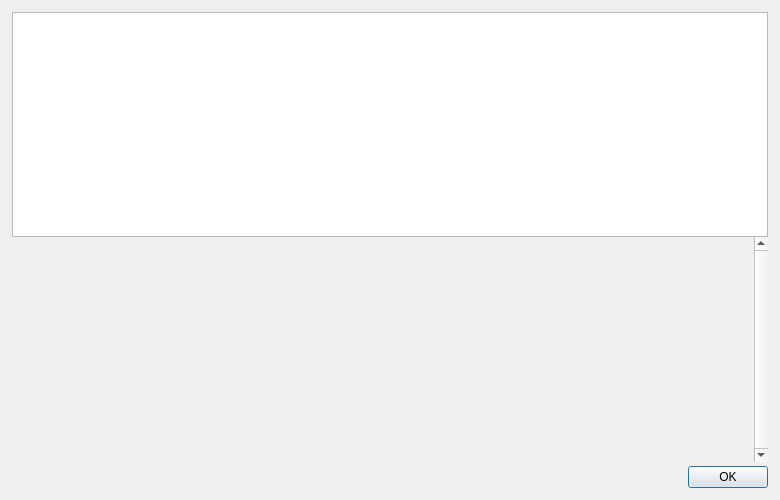
The window that src/qt/forms/helpmessagedialog.ui (ckti-gitian-ion/ion) describes before a commit, drawn with Qt 5.
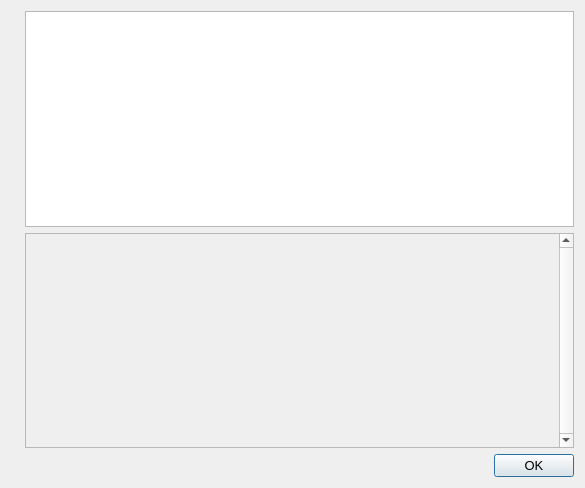
The same window after the commit. Icons and pictures are not drawn.

Diff of the .ui file:
```diff
--- a/src/qt/forms/helpmessagedialog.ui
+++ b/src/qt/forms/helpmessagedialog.ui
@@ -6,44 +6,31 @@
    <rect>
     <x>0</x>
     <y>0</y>
-    <width>780</width>
-    <height>500</height>
+    <width>585</width>
+    <height>488</height>
    </rect>
   </property>
-  <property name="maximumSize">
-   <size>
-    <width>16777215</width>
-    <height>500</height>
-   </size>
+  <property name="font">
+   <font>
+    <pointsize>10</pointsize>
+   </font>
+  </property>
+  <property name="windowTitle">
+   <string notr="true">Ion Core - Command-line options</string>
   </property>
   <layout class="QHBoxLayout" name="horizontalLayout_2">
-   <property name="spacing">
-    <number>0</number>
-   </property>
-   <property name="leftMargin">
-    <number>12</number>
-   </property>
-   <property name="topMargin">
-    <number>12</number>
-   </property>
-   <property name="rightMargin">
-    <number>12</number>
-   </property>
-   <property name="bottomMargin">
-    <number>12</number>
-   </property>
    <item>
-    <layout class="QVBoxLayout" name="verticalLayoutLogo" stretch="0">
-     <property name="leftMargin">
-      <number>0</number>
+    <widget class="QLabel" name="graphic">
+     <property name="sizePolicy">
+      <sizepolicy hsizetype="Preferred" vsizetype="Ignored">
+       <horstretch>0</horstretch>
+       <verstretch>0</verstretch>
+      </sizepolicy>
      </property>
      <property name="topMargin">
       <number>0</number>
      </property>
-     <property name="rightMargin">
-      <number>0</number>
-     </property>
-    </layout>
+    </widget>
    </item>
    <item>
     <layout class="QVBoxLayout" name="verticalLayout">
@@ -56,9 +43,6 @@
      </item>
      <item>
       <widget class="QScrollArea" name="scrollArea">
-       <property name="frameShape">
-        <enum>QFrame::NoFrame</enum>
-       </property>
        <property name="verticalScrollBarPolicy">
         <enum>Qt::ScrollBarAlwaysOn</enum>
        </property>
@@ -70,8 +54,8 @@
          <rect>
           <x>0</x>
           <y>0</y>
-          <width>630</width>
-          <height>201</height>
+          <width>479</width>
+          <height>213</height>
          </rect>
         </property>
         <layout class="QVBoxLayout" name="verticalLayout_2">
@@ -98,22 +82,6 @@
        </widget>
       </widget>
      </item>
-     <item>
-      <spacer name="verticalSpacer">
-       <property name="orientation">
-        <enum>Qt::Vertical</enum>
-       </property>
-       <property name="sizeType">
-        <enum>QSizePolicy::Fixed</enum>
-       </property>
-       <property name="sizeHint" stdset="0">
-        <size>
-         <width>4</width>
-         <height>4</height>
-        </size>
-       </property>
-      </spacer>
-     </item>
      <item>
       <widget class="QDialogButtonBox" name="okButton">
        <property name="orientation">
```
Left out of the diff: 4 changed lines with no effect on the pictures.
